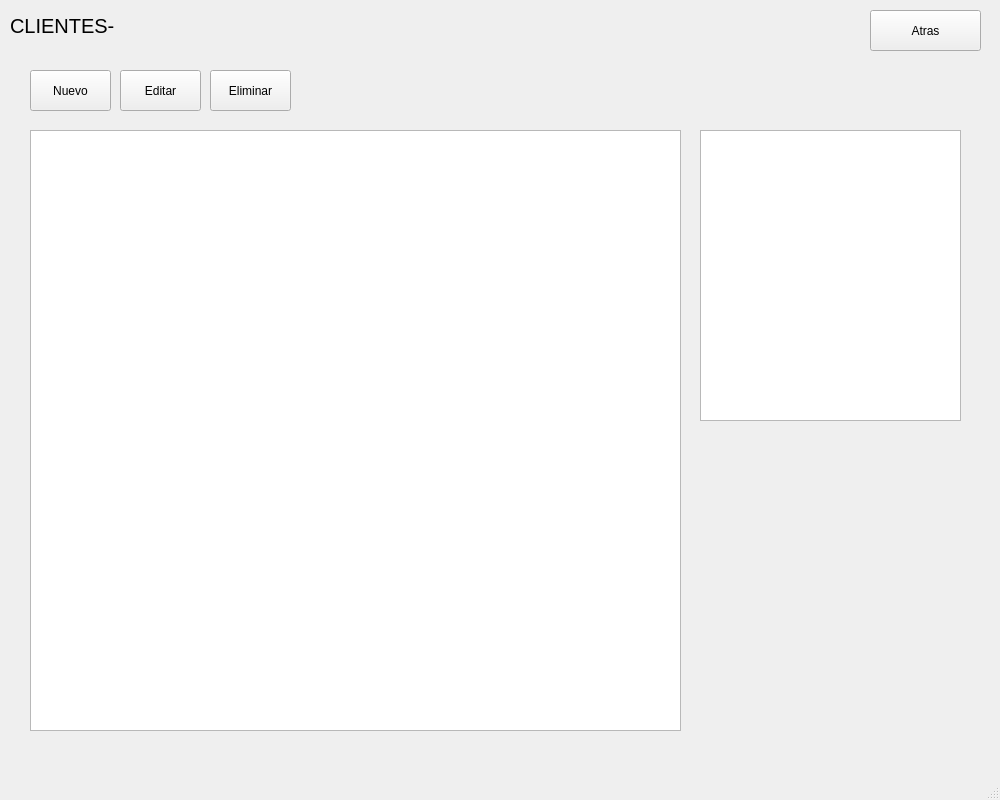
Old version of the form src/view/cliente.ui in the repository joab-escolar/tp-final-practicas2.
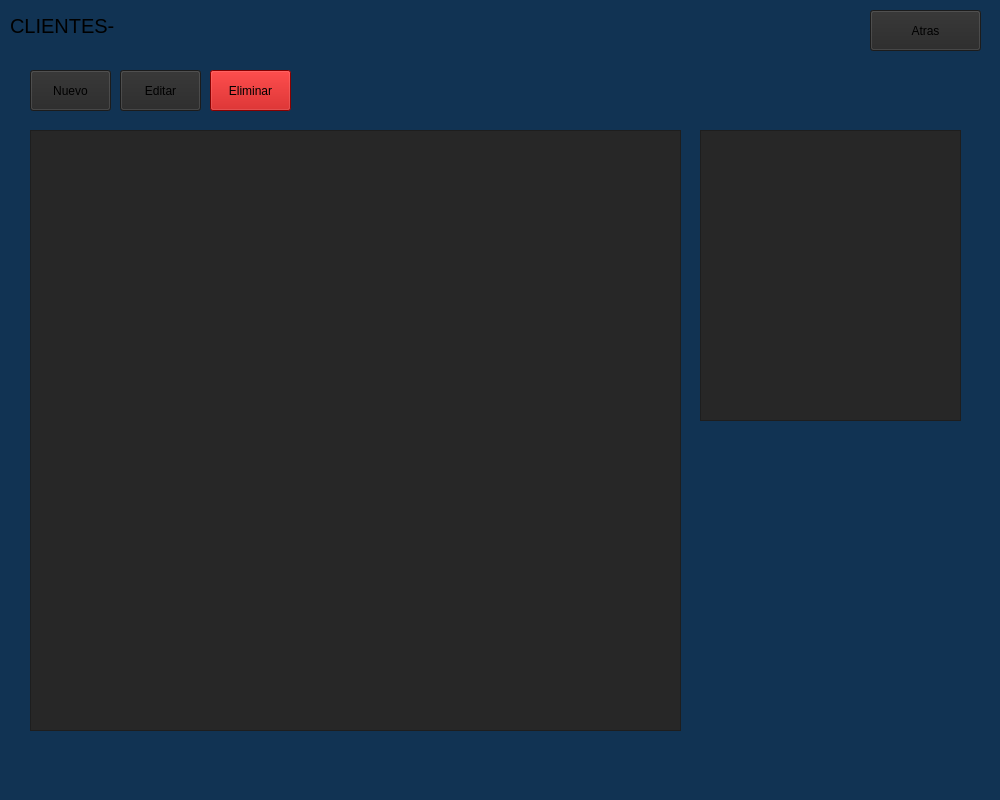
New version of the form. Icons and pictures are not drawn.

Commit message: CHANGE STYLES VIEWS

The edit to the form file:
```diff
--- a/src/view/cliente.ui
+++ b/src/view/cliente.ui
@@ -25,6 +25,12 @@
   <property name="windowTitle">
    <string>BANCO</string>
   </property>
+  <property name="windowIcon">
+   <iconset theme="QIcon::ThemeIcon::Computer"/>
+  </property>
+  <property name="styleSheet">
+   <string notr="true">background-color: rgb(17, 51, 83);</string>
+  </property>
   <widget class="QWidget" name="centralwidget">
    <widget class="QLabel" name="label">
     <property name="geometry">
@@ -71,6 +77,9 @@
       <height>41</height>
      </rect>
     </property>
+    <property name="styleSheet">
+     <string notr="true">background-color: rgb(39, 39, 39)</string>
+    </property>
     <property name="text">
      <string>Nuevo</string>
     </property>
@@ -84,6 +93,9 @@
       <height>41</height>
      </rect>
     </property>
+    <property name="styleSheet">
+     <string notr="true">background-color: rgb(39, 39, 39)</string>
+    </property>
     <property name="text">
      <string>Atras</string>
     </property>
@@ -97,6 +109,9 @@
       <height>41</height>
      </rect>
     </property>
+    <property name="styleSheet">
+     <string notr="true">background-color: rgb(39, 39, 39)</string>
+    </property>
     <property name="text">
      <string>Editar</string>
     </property>
@@ -110,6 +125,9 @@
       <height>41</height>
      </rect>
     </property>
+    <property name="styleSheet">
+     <string notr="true">background-color: rgb(190, 0, 0);</string>
+    </property>
     <property name="text">
      <string>Eliminar</string>
     </property>
@@ -123,6 +141,9 @@
       <height>601</height>
      </rect>
     </property>
+    <property name="styleSheet">
+     <string notr="true">background-color: rgb(39, 39, 39)</string>
+    </property>
    </widget>
    <widget class="QLabel" name="lbl_total_clients">
     <property name="geometry">
@@ -187,6 +208,9 @@
       <height>291</height>
      </rect>
     </property>
+    <property name="styleSheet">
+     <string notr="true">background-color: rgb(39, 39, 39)</string>
+    </property>
    </widget>
   </widget>
   <widget class="QMenuBar" name="menubar">
```
The commit also changes 32 other files.
